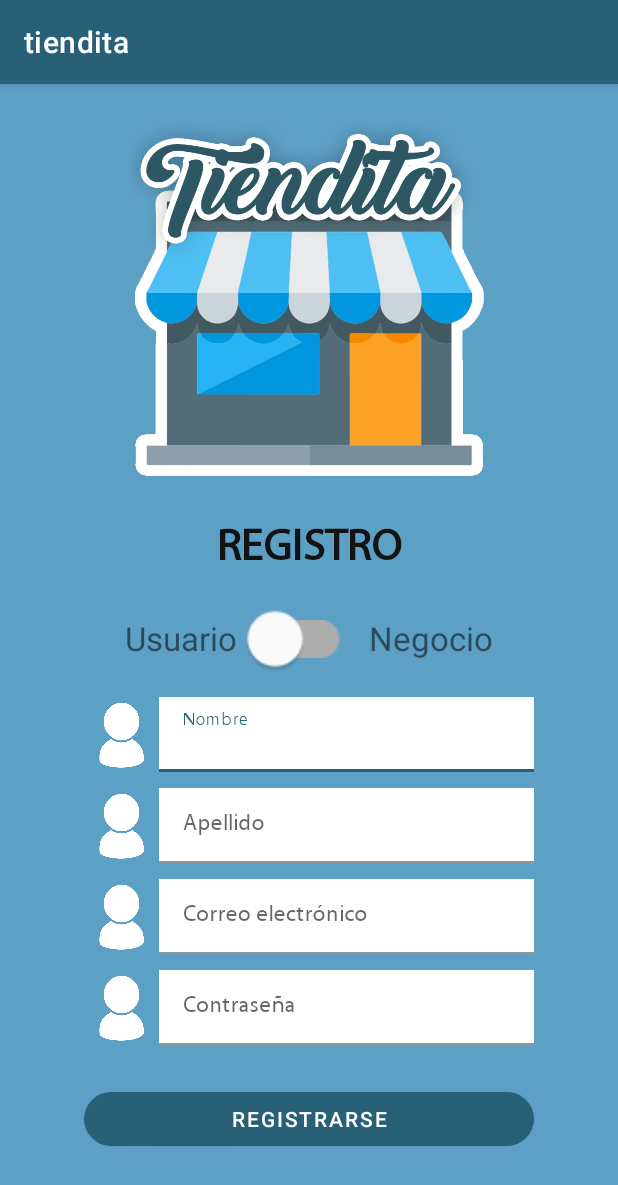
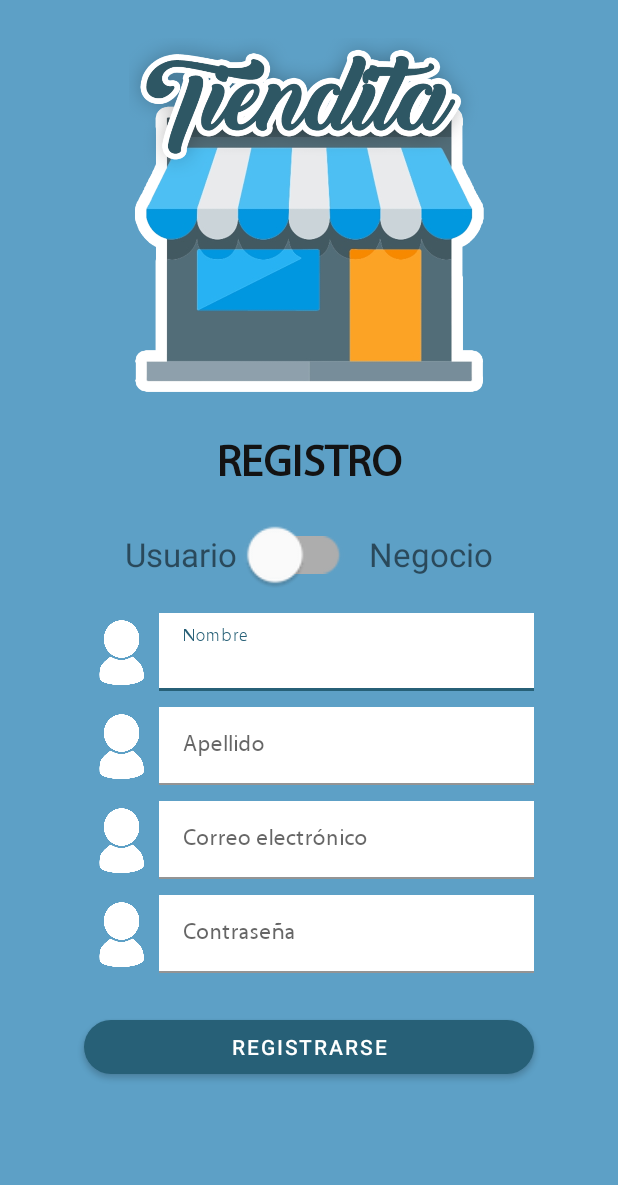
Before and after one commit to brandonrdgz/tiendita, an Android app: the Registro screen opened directly, with no data from a screen before it, on a phone screen of 412 x 824 dp. Shown: the top 1185 px of the screen. Run offline under Robolectric (Android 15) with nearby library versions, the phone set to English and light mode, and no system bars; our stand-ins replace Firebase (no records; nobody signed in at launch, a user with empty details on screens opened directly).

Commit message:
Corrección de dimensiones en la IU
- Corrección de dimensiones en la IU de Inicio de sesión y Registro

```diff
--- a/app/src/main/res/layout/activity_registro.xml
+++ b/app/src/main/res/layout/activity_registro.xml
@@ -85,23 +85,21 @@
 
                 <ImageView
                     android:layout_width="50dp"
-                    android:layout_height="50dp"
+                    android:layout_height="match_parent"
                     android:src="@drawable/ic_person" />
 
                 <com.google.android.material.textfield.TextInputLayout
                     android:id="@+id/til_nombre_registro"
-                    android:layout_width="wrap_content"
+                    android:layout_width="250dp"
                     android:layout_height="wrap_content">
 
                     <com.google.android.material.textfield.TextInputEditText
-                        android:id="@+id/TextFieldInputTextNombre"
-                        android:layout_width="250dp"
-                        android:layout_height="50dp"
+                        android:layout_width="match_parent"
+                        android:layout_height="wrap_content"
                         android:background="@color/white"
                         android:fontFamily="@font/myriadproregular"
                         android:hint="@string/nombre"
                         android:inputType="text"
-                        android:padding="15dp"
                         android:textSize="15sp" />
                 </com.google.android.material.textfield.TextInputLayout>
             </LinearLayout>
@@ -115,23 +113,21 @@
 
                 <ImageView
                     android:layout_width="50dp"
-                    android:layout_height="50dp"
+                    android:layout_height="match_parent"
                     android:src="@drawable/ic_person" />
 
                 <com.google.android.material.textfield.TextInputLayout
                     android:id="@+id/til_apellido_registro"
-                    android:layout_width="wrap_content"
+                    android:layout_width="250dp"
                     android:layout_height="wrap_content">
 
                     <com.google.android.material.textfield.TextInputEditText
-                        android:id="@+id/TextFieldInputTextApellido"
-                        android:layout_width="250dp"
-                        android:layout_height="50dp"
+                        android:layout_width="match_parent"
+                        android:layout_height="wrap_content"
                         android:background="@color/white"
                         android:fontFamily="@font/myriadproregular"
                         android:hint="@string/apellido"
                         android:inputType="text"
-                        android:padding="15dp"
                         android:textSize="15sp" />
                 </com.google.android.material.textfield.TextInputLayout>
             </LinearLayout>
@@ -146,22 +142,21 @@
 
                 <ImageView
                     android:layout_width="50dp"
-                    android:layout_height="50dp"
+                    android:layout_height="match_parent"
                     android:src="@drawable/ic_person" />
 
                 <com.google.android.material.textfield.TextInputLayout
                     android:id="@+id/til_nombre_negocio_registro"
-                    android:layout_width="wrap_content"
+                    android:layout_width="250dp"
                     android:layout_height="wrap_content">
 
                     <com.google.android.material.textfield.TextInputEditText
-                        android:layout_width="250dp"
-                        android:layout_height="50dp"
+                        android:layout_width="match_parent"
+                        android:layout_height="wrap_content"
                         android:background="@color/white"
                         android:fontFamily="@font/myriadproregular"
                         android:hint="@string/nombreNegocio"
                         android:inputType="textPassword"
-                        android:padding="15dp"
                         android:textSize="15sp" />
                 </com.google.android.material.textfield.TextInputLayout>
             </LinearLayout>
@@ -175,29 +170,28 @@
 
                 <ImageView
                     android:layout_width="50dp"
-                    android:layout_height="50dp"
+                    android:layout_height="match_parent"
                     android:src="@drawable/ic_person" />
 
                 <com.google.android.material.textfield.TextInputLayout
                     android:id="@+id/til_correo_registro"
-                    android:layout_width="wrap_content"
+                    android:layout_width="250dp"
                     android:layout_height="wrap_content">
 
                     <com.google.android.material.textfield.TextInputEditText
                         android:id="@+id/TextFieldInputTextCorreo"
-                        android:layout_width="250dp"
-                        android:layout_height="50dp"
+                        android:layout_width="match_parent"
+                        android:layout_height="wrap_content"
                         android:background="@color/white"
                         android:fontFamily="@font/myriadproregular"
                         android:hint="@string/correo"
                         android:inputType="textEmailAddress"
-                        android:padding="15dp"
                         android:textSize="15sp" />
                 </com.google.android.material.textfield.TextInputLayout>
             </LinearLayout>
             <!--Contraseña-->
             <LinearLayout
-                android:layout_width="match_parent"
+                android:layout_width="wrap_content"
                 android:layout_height="wrap_content"
                 android:layout_margin="5dp"
                 android:gravity="center"
@@ -205,23 +199,22 @@
 
                 <ImageView
                     android:layout_width="50dp"
-                    android:layout_height="50dp"
+                    android:layout_height="match_parent"
                     android:src="@drawable/ic_person" />
 
                 <com.google.android.material.textfield.TextInputLayout
                     android:id="@+id/til_contrasenia_registro"
-                    android:layout_width="wrap_content"
+                    android:layout_width="250dp"
                     android:layout_height="wrap_content">
 
                     <com.google.android.material.textfield.TextInputEditText
                         android:id="@+id/TextFieldInputTextPassword"
-                        android:layout_width="250dp"
-                        android:layout_height="50dp"
-                        android:background="@color/white"
+                        android:layout_width="match_parent"
+                        android:layout_height="wrap_content"
+                       android:background="@color/white"
                         android:fontFamily="@font/myriadproregular"
                         android:hint="@string/contrasenia"
                         android:inputType="textPassword"
-                        android:padding="15dp"
                         android:textSize="15sp" />
                 </com.google.android.material.textfield.TextInputLayout>
             </LinearLayout>
--- a/app/src/main/res/values-night/themes.xml
+++ b/app/src/main/res/values-night/themes.xml
@@ -1,6 +1,6 @@
 <resources xmlns:tools="http://schemas.android.com/tools">
     <!-- Base application theme. -->
-    <style name="Theme.Tiendita" parent="Theme.MaterialComponents.DayNight.DarkActionBar">
+    <style name="Theme.Tiendita" parent="Theme.MaterialComponents.Light.DarkActionBar">
         <!-- Primary brand color. -->
         <item name="colorPrimary">@color/purple_200</item>
         <item name="colorPrimaryVariant">@color/purple_700</item>
```
Also changed, not shown: app/src/main/AndroidManifest.xml (+9 -3 lines), app/src/main/res/layout/activity_inicio_sesion.xml (+9 -11 lines).
